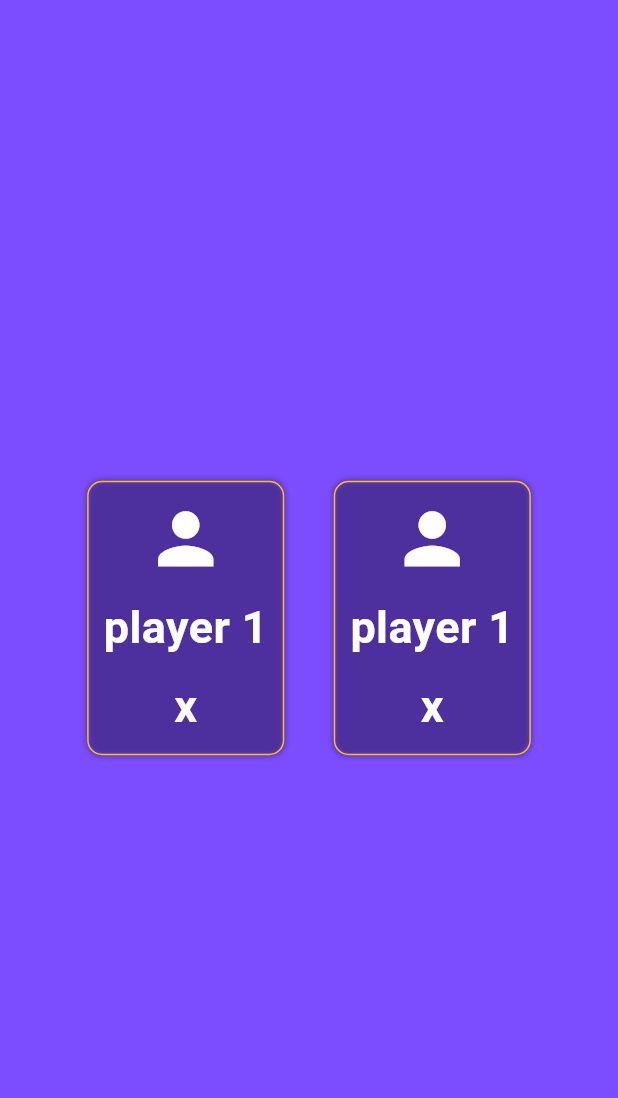
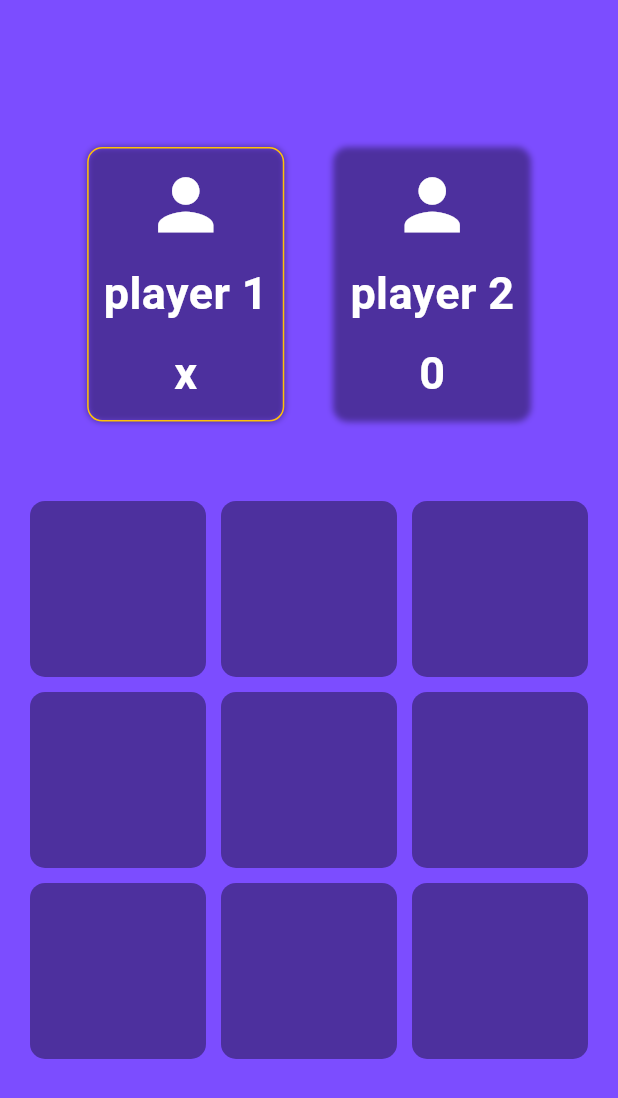
Before and after one commit to developertouch/tic_tac_toe_game, a Flutter app: the screen it shows after launch, on a phone screen of 412 x 824 dp. Shown: the top 1098 px of the screen. Run offline on Flutter 3.47's test engine with Material 3 defaults, Android fonts, the phone set to English and light mode, and no system bars.

Commit message:
second commit

```diff
--- a/lib/home_screen.dart
+++ b/lib/home_screen.dart
@@ -8,12 +8,81 @@ class home_screen extends StatefulWidget {
 }
 
 class _home_screenState extends State<home_screen> {
+  // border state to keep track of the moves
+  final List<String> board = List.filled(9, "");
+
+  // variable to store the winner
+  String winner = "";
+
+  // flag to indicate tie
+  bool isTie = false;
+
+  // function to handle player's moves
+  player(int index) {
+    if (winner != '' || board[index] != "") {
+      return; //if the game is already won or the cell is not empty do nothing
+    }
+    setState(() {
+      board[index] =
+          currentPlayer; //set the current cell to current player symbol
+      currentPlayer =
+          currentPlayer == "x" ? "0" : "x"; //switch to one to another player
+      checkForWinner();
+    });
+  }
+
+  // Function for check for winner or toe
+  checkForWinner() {
+    List<List<int>> lines = [
+      [0, 1, 2],
+      [3, 4, 5],
+      [6, 7, 8],
+      [0, 3, 6],
+      [1, 4, 7],
+      [2, 5, 8],
+      [0, 4, 8],
+      [2, 4, 6],
+    ];
+    //   check each winner combination
+    for (List<int> line in lines) {
+      String player1 = board[line[0]];
+      String player2 = board[line[1]];
+      String player3 = board[line[2]];
+      if (player1 == "" || player2 == "" || player3 == "") {
+        continue; //if any cell in  combination is empty skip this combination
+      }
+      ;
+      if (player1 == player2 && player2 == player3) {
+        winner =
+            player1; //if all cell in the combination are same set the winner
+        return;
+      }
+      //   check for tie
+      if(!board.contains("")) {
+        setState(() {
+          isTie =
+              true; //if no cell is empty and there is no winner then it's tie
+        });
+      }
+    }
+  }
+
+  // function for to reset the game state and start new game
+  resetGame() {
+    setState(() {
+      board.fillRange(0, 9, ''); //clear the board
+      currentPlayer = "x";
+      winner = ''; // clear the winner
+      isTie = false; //clear the tie flag
+    });
+  }
+
   // current play x or 0
-  String currentplayer = "x";
+  String currentPlayer = "x";
 
   @override
   Widget build(BuildContext context) {
-    Size size=MediaQuery.of(context).size;
+    Size size = MediaQuery.of(context).size;
     return Scaffold(
       backgroundColor: Colors.deepPurpleAccent,
       body: Column(
@@ -27,7 +96,7 @@ class _home_screenState extends State<home_screen> {
                 decoration: BoxDecoration(
                   borderRadius: BorderRadius.circular(10),
                   border: Border.all(
-                    color: currentplayer == "x"
+                    color: currentPlayer == "x"
                         ? Colors.amber
                         : Colors.transparent,
                   ),
@@ -71,12 +140,14 @@ class _home_screenState extends State<home_screen> {
                   ),
                 ),
               ),
-              SizedBox(width: size.width*0.08,),
+              SizedBox(
+                width: size.width * 0.08,
+              ),
               Container(
                 decoration: BoxDecoration(
                   borderRadius: BorderRadius.circular(10),
                   border: Border.all(
-                    color: currentplayer == "x"
+                    color: currentPlayer == "0"
                         ? Colors.amber
                         : Colors.transparent,
                   ),
@@ -100,7 +171,7 @@ class _home_screenState extends State<home_screen> {
                         height: 10,
                       ),
                       Text(
-                        "player 1",
+                        "player 2",
                         style: TextStyle(
                             color: Colors.white,
                             fontWeight: FontWeight.bold,
@@ -110,7 +181,7 @@ class _home_screenState extends State<home_screen> {
                         height: 10,
                       ),
                       Text(
-                        "x",
+                        "0",
                         style: TextStyle(
                             color: Colors.white,
                             fontSize: 30,
@@ -121,7 +192,86 @@ class _home_screenState extends State<home_screen> {
                 ),
               ),
             ],
-          )
+          ),
+          SizedBox(
+            height: size.height * 0.04,
+          ),
+          // display the winner
+          if (winner!= "")
+            Row(
+              mainAxisAlignment: MainAxisAlignment.center,
+              children: [
+                Text(
+                  winner,
+                  style: TextStyle(
+                    fontSize: 35,
+                    color: Colors.white,
+                    fontWeight: FontWeight.bold,
+                  ),
+                ),
+                SizedBox(
+                  width: 5,
+                ),
+                Text(
+                  "WON!",
+                  style: TextStyle(
+                    fontSize: 35,
+                    color: Colors.white,
+                    fontWeight: FontWeight.bold,
+                  ),
+                ),
+              ],
+            ),
+          // display tie message
+          if(isTie)
+            Text(
+              "It's a tie!",
+              style: TextStyle(
+                  fontSize: 30, color: Colors.red, fontWeight: FontWeight.bold),
+            ),
+
+          // for game board
+          Padding(
+            padding: EdgeInsets.all(10),
+            child: GridView.builder(
+              itemCount: 9,
+              padding: EdgeInsets.all(10),
+              shrinkWrap: true,
+              gridDelegate: SliverGridDelegateWithFixedCrossAxisCount(
+                  crossAxisCount: 3,
+                  childAspectRatio: 1,
+                  crossAxisSpacing: 10,
+                  mainAxisSpacing: 10),
+              itemBuilder: (context, index) {
+                return GestureDetector(
+                  onTap: () {
+                    player(index);
+                  },
+                  child: Container(
+                    decoration: BoxDecoration(
+                        borderRadius: BorderRadius.circular(10),
+                        color: Colors.black38),
+                    child: Center(
+                      child: Text(
+                        board[index],
+                        style: TextStyle(
+                          color: Colors.white,
+                          fontSize: 50,
+                        ),
+                      ),
+                    ),
+                  ),
+                );
+              },
+            ),
+          ),
+          //   reset button
+          if (winner!=""||isTie)
+            ElevatedButton(
+                onPressed: () {
+                  resetGame();
+                },
+                child: Text("Play Again"))
         ],
       ),
     );
```
